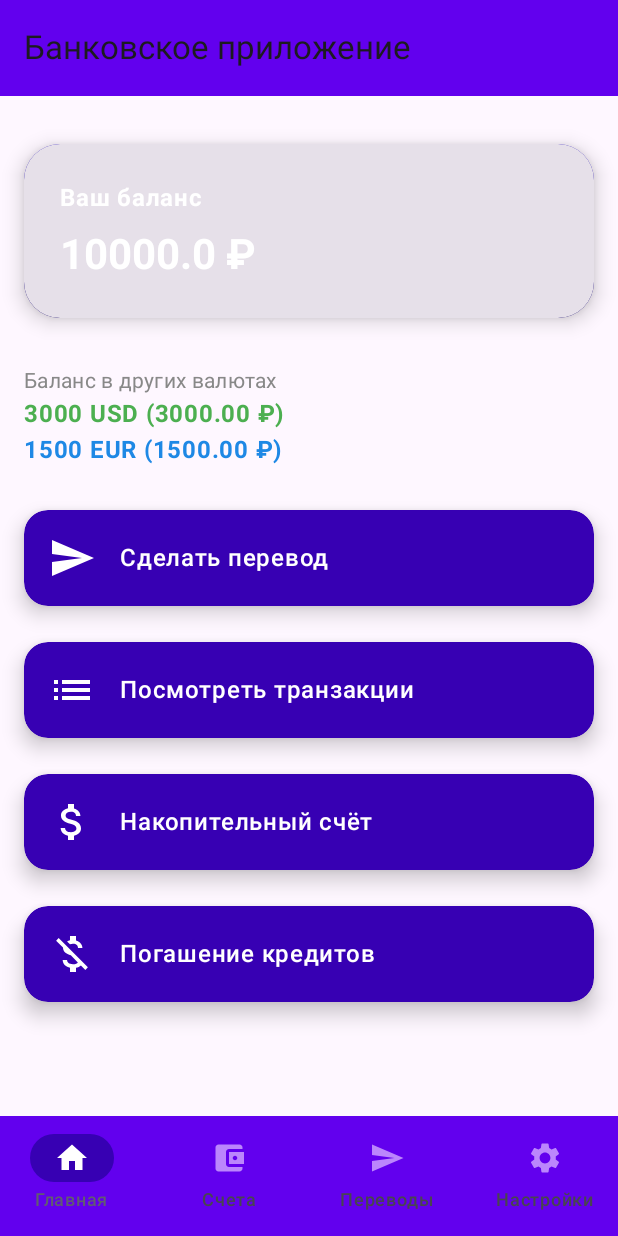
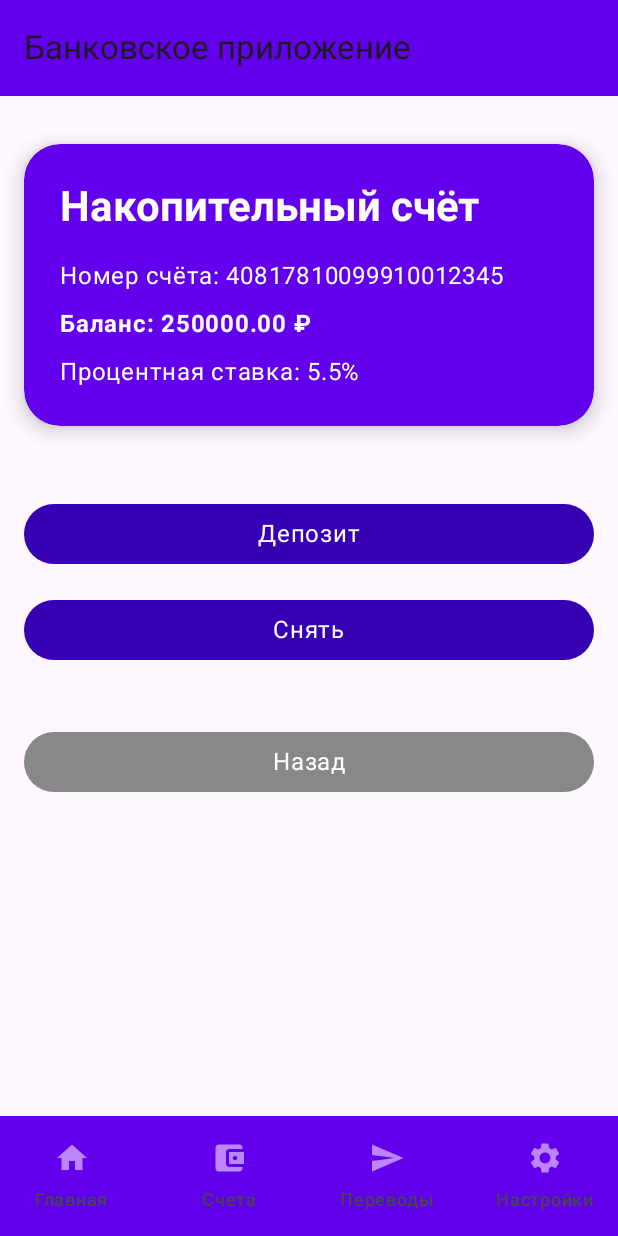
Before and after one commit to Logo95/mobile_dev, an Android app built with Jetpack Compose: the screen it shows after launch (MainActivity), after a tap on "Накопительный счёт", on a phone screen of 412 x 824 dp. Run offline under Robolectric (Android 15) with nearby library versions, the phone set to English and light mode, and no system bars; network calls fail.

Commit message:
add SavingsScreen

```diff
--- a/app/src/main/java/com/example/bankapp/MainActivity.kt
+++ b/app/src/main/java/com/example/bankapp/MainActivity.kt
@@ -144,6 +144,7 @@ fun NavigationHost(
         composable("transactions") { TransactionsScreen(navController, transactions) }
         composable("settings") { SettingsScreen(navController) }
         composable("transfer") { TransferScreen(navController, balance, transactions, partners) }
+        composable("savings") { SavingsScreen(navController) }
     }
 }
 
@@ -251,7 +252,7 @@ fun HomeScreen(navController: NavHostController, balance: MutableState<Double>)
 
         ButtonWithIcon(
             navController = navController,
-            route = "loans",
+            route = null,
             text = "Погашение кредитов",
             icon = Icons.Default.MoneyOff
         )
@@ -545,3 +546,111 @@ fun TransferScreen(
         }
     }
 }
+
+@Composable
+fun SavingsScreen(navController: NavHostController) {
+    val accountNumber = "40817810099910012345" // Пример реального номера счета
+    val savingsBalance = remember { mutableStateOf(250000.0) } // Баланс накопительного счета
+    val interestRate = 5.5 // Процентная ставка
+
+    Column(
+        modifier = Modifier
+            .fillMaxSize()
+            .padding(16.dp)
+    ) {
+        // Карточка с информацией о накопительном счете
+        Card(
+            shape = RoundedCornerShape(24.dp),
+            modifier = Modifier
+                .fillMaxWidth()
+                .padding(vertical = 16.dp)
+                .shadow(8.dp, RoundedCornerShape(24.dp)),
+            colors = CardDefaults.cardColors(containerColor = Color(0xFF6200EE))
+        ) {
+            Column(
+                modifier = Modifier.padding(24.dp)
+            ) {
+                Text(
+                    text = "Накопительный счёт",
+                    style = MaterialTheme.typography.headlineMedium,
+                    color = Color.White,
+                    fontWeight = FontWeight.Bold
+                )
+
+                Spacer(modifier = Modifier.height(16.dp))
+
+                Text(
+                    text = "Номер счёта: $accountNumber",
+                    style = MaterialTheme.typography.bodyLarge,
+                    color = Color.White
+                )
+
+                Spacer(modifier = Modifier.height(8.dp))
+
+                Text(
+                    text = "Баланс: ${String.format("%.2f", savingsBalance.value)} ₽",
+                    style = MaterialTheme.typography.bodyLarge,
+                    fontWeight = FontWeight.Bold,
+                    color = Color.White
+                )
+
+                Spacer(modifier = Modifier.height(8.dp))
+
+                Text(
+                    text = "Процентная ставка: $interestRate%",
+                    style = MaterialTheme.typography.bodyLarge,
+                    color = Color.White
+                )
+            }
+        }
+
+        Spacer(modifier = Modifier.height(24.dp))
+
+        // Кнопка "Депозит"
+        Button(
+            onClick = { /* Реализация действия депозита */ },
+            modifier = Modifier
+                .fillMaxWidth()
+                .padding(vertical = 8.dp),
+            colors = ButtonDefaults.buttonColors(containerColor = Color(0xFF3700B3))
+        ) {
+            Text(
+                text = "Депозит",
+                style = MaterialTheme.typography.bodyLarge,
+                color = Color.White
+            )
+        }
+
+        // Кнопка "Снять"
+        Button(
+            onClick = { /* Реализация действия снятия */ },
+            modifier = Modifier
+                .fillMaxWidth()
+                .padding(vertical = 8.dp),
+            colors = ButtonDefaults.buttonColors(containerColor = Color(0xFF3700B3))
+        ) {
+            Text(
+                text = "Снять",
+                style = MaterialTheme.typography.bodyLarge,
+                color = Color.White
+            )
+        }
+
+        Spacer(modifier = Modifier.height(24.dp))
+
+        // Кнопка "Назад"
+        Button(
+            onClick = { navController.popBackStack() },
+            modifier = Modifier
+                .fillMaxWidth()
+                .padding(vertical = 8.dp),
+            colors = ButtonDefaults.buttonColors(containerColor = Color.Gray)
+        ) {
+            Text(
+                text = "Назад",
+                style = MaterialTheme.typography.bodyLarge,
+                color = Color.White
+            )
+        }
+    }
+}
```
